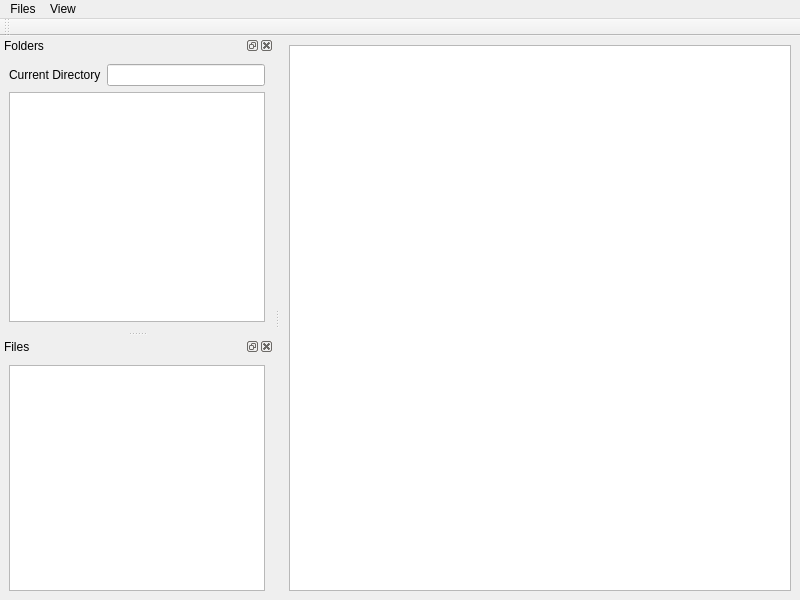
FSXAC/Automark, file UIPrototype3.ui: the form before one commit.
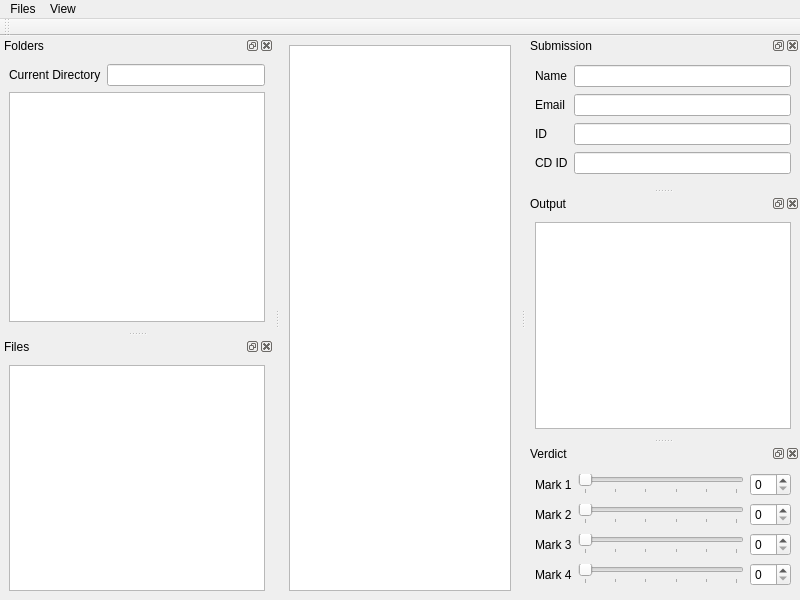
The form after the commit.

Commit message: Finalized prototype UI

Diff of the .ui file:
```diff
--- a/UIPrototype3.ui
+++ b/UIPrototype3.ui
@@ -104,6 +104,203 @@
     </layout>
    </widget>
   </widget>
+  <widget class="QDockWidget" name="dockSubmission">
+   <property name="windowTitle">
+    <string>Submission</string>
+   </property>
+   <attribute name="dockWidgetArea">
+    <number>2</number>
+   </attribute>
+   <widget class="QWidget" name="dockSubmissionContents">
+    <layout class="QGridLayout" name="gridLayout">
+     <item row="0" column="0">
+      <widget class="QLabel" name="subName">
+       <property name="text">
+        <string>Name</string>
+       </property>
+      </widget>
+     </item>
+     <item row="2" column="0">
+      <widget class="QLabel" name="subID">
+       <property name="text">
+        <string>ID</string>
+       </property>
+      </widget>
+     </item>
+     <item row="1" column="0">
+      <widget class="QLabel" name="subEmail">
+       <property name="text">
+        <string>Email</string>
+       </property>
+      </widget>
+     </item>
+     <item row="3" column="0">
+      <widget class="QLabel" name="subCSID">
+       <property name="text">
+        <string>CD ID</string>
+       </property>
+      </widget>
+     </item>
+     <item row="0" column="1">
+      <widget class="QLineEdit" name="subNameText">
+       <property name="readOnly">
+        <bool>true</bool>
+       </property>
+      </widget>
+     </item>
+     <item row="1" column="1">
+      <widget class="QLineEdit" name="subEmailText">
+       <property name="readOnly">
+        <bool>true</bool>
+       </property>
+      </widget>
+     </item>
+     <item row="2" column="1">
+      <widget class="QLineEdit" name="subIDText">
+       <property name="readOnly">
+        <bool>true</bool>
+       </property>
+      </widget>
+     </item>
+     <item row="3" column="1">
+      <widget class="QLineEdit" name="subCDIDText">
+       <property name="readOnly">
+        <bool>true</bool>
+       </property>
+      </widget>
+     </item>
+    </layout>
+   </widget>
+  </widget>
+  <widget class="QDockWidget" name="dockOutput">
+   <property name="windowTitle">
+    <string>Output</string>
+   </property>
+   <attribute name="dockWidgetArea">
+    <number>2</number>
+   </attribute>
+   <widget class="QWidget" name="dockOutputContents">
+    <layout class="QVBoxLayout" name="verticalLayout_4">
+     <item>
+      <widget class="QPlainTextEdit" name="plainTextEdit">
+       <property name="frameShadow">
+        <enum>QFrame::Sunken</enum>
+       </property>
+       <property name="textInteractionFlags">
+        <set>Qt::TextSelectableByKeyboard|Qt::TextSelectableByMouse</set>
+       </property>
+      </widget>
+     </item>
+    </layout>
+   </widget>
+  </widget>
+  <widget class="QDockWidget" name="dockWidget">
+   <property name="windowTitle">
+    <string>Verdict</string>
+   </property>
+   <attribute name="dockWidgetArea">
+    <number>2</number>
+   </attribute>
+   <widget class="QWidget" name="dockWidgetContents">
+    <layout class="QGridLayout" name="gridLayout_2">
+     <item row="0" column="0">
+      <widget class="QLabel" name="Mark1">
+       <property name="text">
+        <string>Mark 1</string>
+       </property>
+      </widget>
+     </item>
+     <item row="0" column="1">
+      <widget class="QSlider" name="horizontalSlider">
+       <property name="maximum">
+        <number>5</number>
+       </property>
+       <property name="orientation">
+        <enum>Qt::Horizontal</enum>
+       </property>
+       <property name="tickPosition">
+        <enum>QSlider::TicksBelow</enum>
+       </property>
+      </widget>
+     </item>
+     <item row="0" column="2">
+      <widget class="QSpinBox" name="spinBox"/>
+     </item>
+     <item row="1" column="0">
+      <widget class="QLabel" name="Mark2">
+       <property name="text">
+        <string>Mark 2</string>
+       </property>
+      </widget>
+     </item>
+     <item row="1" column="1">
+      <widget class="QSlider" name="horizontalSlider_2">
+       <property name="maximum">
+        <number>5</number>
+       </property>
+       <property name="orientation">
+        <enum>Qt::Horizontal</enum>
+       </property>
+       <property name="tickPosition">
+        <enum>QSlider::TicksBelow</enum>
+       </property>
+      </widget>
+     </item>
+     <item row="1" column="2">
+      <widget class="QSpinBox" name="spinBox_2"/>
+     </item>
+     <item row="2" column="0">
+      <widget class="QLabel" name="Mark3">
+       <property name="text">
+        <string>Mark 3</string>
+       </property>
+      </widget>
+     </item>
+     <item row="2" column="1">
+      <widget class="QSlider" name="horizontalSlider_3">
+       <property name="maximum">
+        <number>5</number>
+       </property>
+       <property name="orientation">
+        <enum>Qt::Horizontal</enum>
+       </property>
+       <property name="tickPosition">
+        <enum>QSlider::TicksBelow</enum>
+       </property>
+      </widget>
+     </item>
+     <item row="2" column="2">
+      <widget class="QSpinBox" name="spinBox_3"/>
+     </item>
+     <item row="3" column="0">
+      <widget class="QLabel" name="Mark4">
+       <property name="text">
+        <string>Mark 4</string>
+       </property>
+      </widget>
+     </item>
+     <item row="3" column="1">
+      <widget class="QSlider" name="horizontalSlider_4">
+       <property name="maximum">
+        <number>5</number>
+       </property>
+       <property name="orientation">
+        <enum>Qt::Horizontal</enum>
+       </property>
+       <property name="invertedAppearance">
+        <bool>false</bool>
+       </property>
+       <property name="tickPosition">
+        <enum>QSlider::TicksBelow</enum>
+       </property>
+      </widget>
+     </item>
+     <item row="3" column="2">
+      <widget class="QSpinBox" name="spinBox_4"/>
+     </item>
+    </layout>
+   </widget>
+  </widget>
   <action name="actionOpen_folder">
    <property name="text">
     <string>Open Folder</string>
```
The commit also changes 1 other file.
